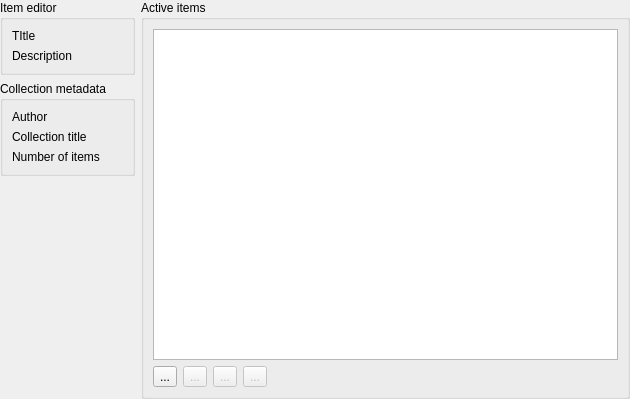
Qt form src/templates/mlearning/basicmlearningeditor.ui (BuildmLearn/BuildmLearn-Toolkit) before a commit.
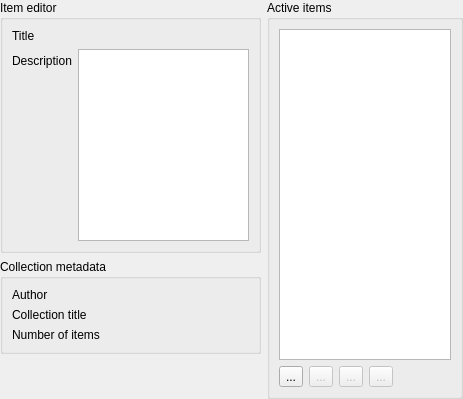
The same form after that commit. Custom widgets are drawn as their Qt base class.

Patch:
```diff
--- a/src/templates/mlearning/basicmlearningeditor.ui
+++ b/src/templates/mlearning/basicmlearningeditor.ui
@@ -6,7 +6,7 @@
    <rect>
     <x>0</x>
     <y>0</y>
-    <width>630</width>
+    <width>463</width>
     <height>399</height>
    </rect>
   </property>
@@ -38,7 +38,7 @@
       <item row="0" column="0">
        <widget class="QLabel" name="label">
         <property name="text">
-         <string>TItle</string>
+         <string>Title</string>
         </property>
        </widget>
       </item>
@@ -50,7 +50,14 @@
        </widget>
       </item>
       <item row="1" column="1">
-       <widget class="LineEditWithStatus" name="m_txtDescription" native="true"/>
+       <widget class="QTextEdit" name="m_txtDescription">
+        <property name="sizePolicy">
+         <sizepolicy hsizetype="Expanding" vsizetype="Expanding">
+          <horstretch>0</horstretch>
+          <verstretch>1</verstretch>
+         </sizepolicy>
+        </property>
+       </widget>
       </item>
      </layout>
     </widget>
```
